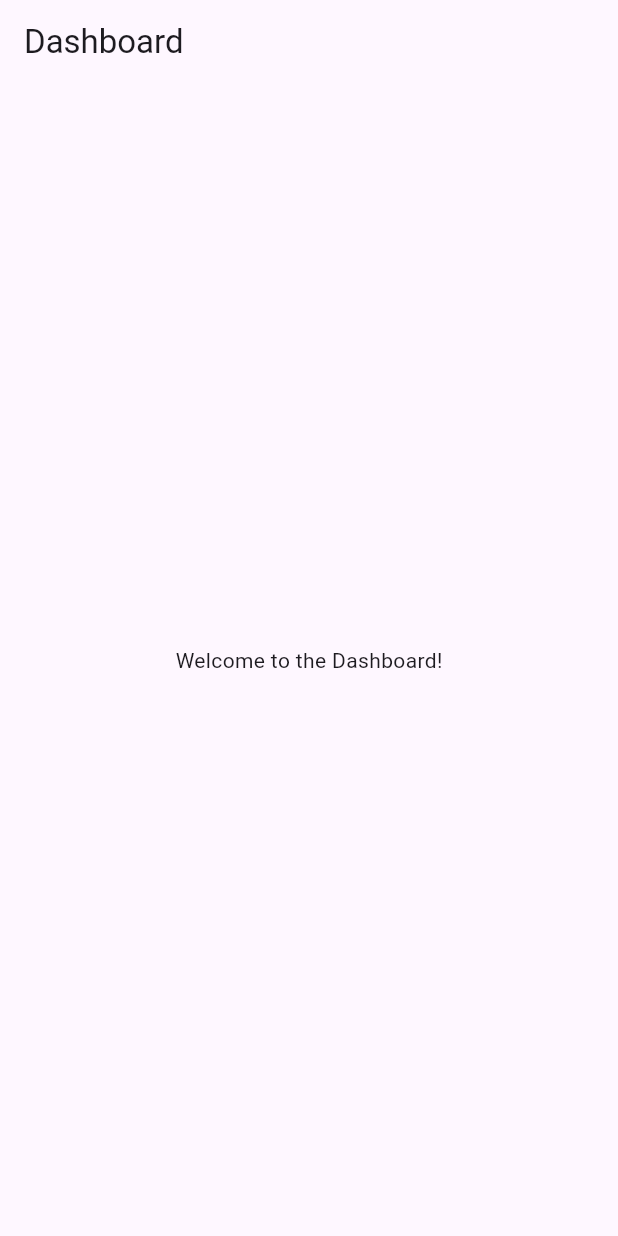
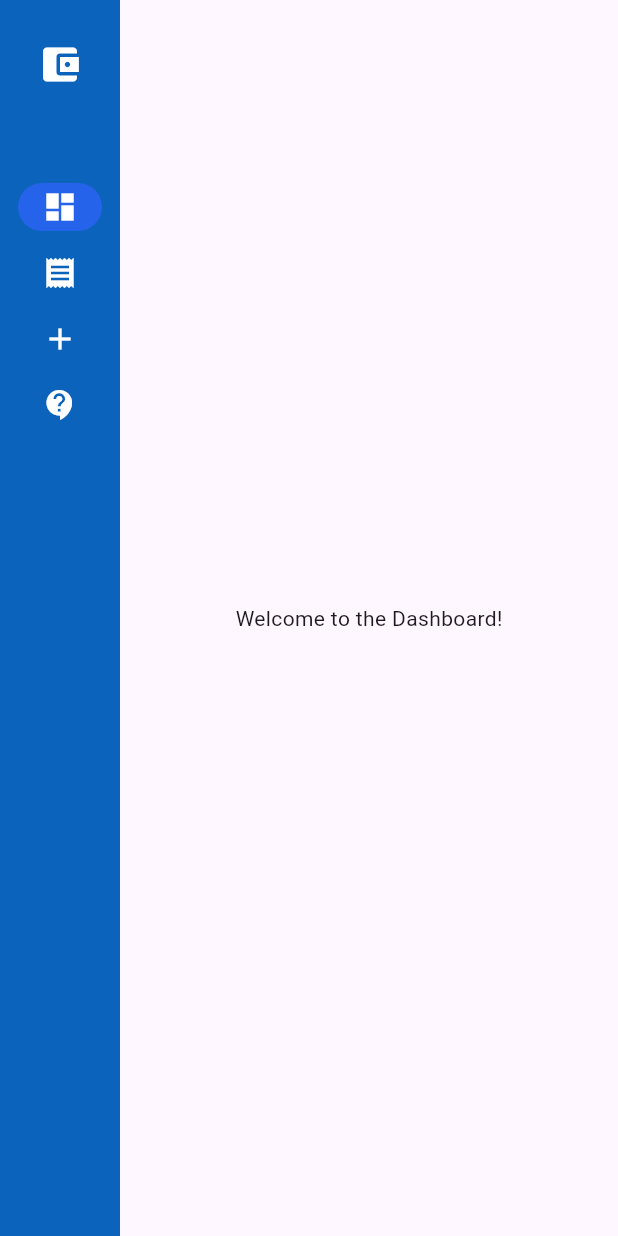
Before and after one commit to dejiobasan/personal_finance_tracker, a Flutter app: the DashboardScreen screen opened directly, on a phone screen of 412 x 824 dp. Run offline on Flutter 3.47's test engine with Material 3 defaults, Android fonts, the phone set to English and light mode, and no system bars; our stand-ins replace cloud_firestore, firebase_auth, firebase_core, fluttertoast; accounts and stored records are empty; generated files the repository leaves out were written again.

Commit message:
Implement dashboard navigation with NavigationRail and add pages for transactions and admin contact

```diff
--- /dev/null
+++ b/lib/pages/add_transactions_page.dart
@@ -0,0 +1,10 @@
+import 'package:flutter/material.dart';
+
+class AddTransactionsPage extends StatelessWidget {
+  const AddTransactionsPage({Key? key}) : super(key: key);
+
+  @override
+  Widget build(BuildContext context) {
+    return Scaffold(body: const Center(child: Text('Add Transactions Page')));
+  }
+}
--- /dev/null
+++ b/lib/pages/contact_admin_page.dart
@@ -0,0 +1,12 @@
+import 'package:flutter/material.dart';
+
+class ContactAdminPage extends StatelessWidget {
+  const ContactAdminPage({Key? key}) : super(key: key);
+
+  @override
+  Widget build(BuildContext context) {
+    return Scaffold(
+      body: const Center(child: Text('This is the Contact Admin Page')),
+    );
+  }
+}
--- /dev/null
+++ b/lib/pages/dashboard_page.dart
@@ -0,0 +1,12 @@
+import 'package:flutter/material.dart';
+
+class DashboardPage extends StatelessWidget {
+  const DashboardPage({Key? key}) : super(key: key);
+
+  @override
+  Widget build(BuildContext context) {
+    return Scaffold(
+      body: const Center(child: Text('Welcome to the Dashboard!')),
+    );
+  }
+}
--- /dev/null
+++ b/lib/pages/your_transactions_page.dart
@@ -0,0 +1,12 @@
+import 'package:flutter/material.dart';
+
+class YourTransactionsPage extends StatelessWidget {
+  const YourTransactionsPage({Key? key}) : super(key: key);
+
+  @override
+  Widget build(BuildContext context) {
+    return Scaffold(
+      body: const Center(child: Text('This is the Your Transactions Page')),
+    );
+  }
+}
--- a/lib/screens/dashboard_screen.dart
+++ b/lib/screens/dashboard_screen.dart
@@ -1,22 +1,125 @@
 import 'package:flutter/material.dart';
+import 'package:personal_finance_tracker/pages/dashboard_page.dart';
+import 'package:personal_finance_tracker/pages/your_transactions_page.dart';
+import 'package:personal_finance_tracker/pages/contact_admin_page.dart';
+import 'package:personal_finance_tracker/pages/add_transactions_page.dart';
 
 class DashboardScreen extends StatefulWidget {
   const DashboardScreen({Key? key}) : super(key: key);
+  static const Color customButtonColor = Color(0xff2563eb);
 
   @override
   _DashboardScreenState createState() => _DashboardScreenState();
 }
 
 class _DashboardScreenState extends State<DashboardScreen> {
+  var selectedIndex = 0;
   @override
   Widget build(BuildContext context) {
-    return Scaffold(
-      appBar: AppBar(
-        title: const Text('Dashboard'),
-      ),
-      body: const Center(
-        child: Text('Welcome to the Dashboard!'),
-      ),
+    Widget page;
+    switch (selectedIndex) {
+      case 0:
+        page = const DashboardPage();
+        break;
+      case 1:
+        page = const YourTransactionsPage();
+        break;
+      case 2:
+        page = const AddTransactionsPage();
+        break;
+      case 3:
+        page = const ContactAdminPage();
+        break;
+      default:
+        page = const DashboardPage();
+    }
+
+    return LayoutBuilder(
+      builder: (context, constraints) {
+        return Scaffold(
+          body: Row(
+            children: [
+              SafeArea(
+                child: NavigationRail(
+                  backgroundColor: const Color.fromARGB(255, 11, 99, 188),
+                  indicatorColor: DashboardScreen.customButtonColor,
+                  extended: constraints.maxWidth >= 600,
+                  leading: Column(
+                    crossAxisAlignment: CrossAxisAlignment.start,
+                    children: [
+                      const SizedBox(height: 20),
+                      const Icon(
+                        Icons.account_balance_wallet,
+                        color: Colors.white,
+                        size: 30,
+                      ),
+                      const SizedBox(height: 50),
+                    ],
+                  ),
+                  destinations: const [
+                    NavigationRailDestination(
+                      icon: Icon(Icons.dashboard, color: Colors.white),
+                      label: Text(
+                        'Dashboard',
+                        style: TextStyle(
+                          color: Colors.white,
+                          fontSize: 15,
+                          fontWeight: FontWeight.bold,
+                        ),
+                      ),
+                    ),
+                    NavigationRailDestination(
+                      icon: Icon(Icons.receipt, color: Colors.white),
+                      label: Text(
+                        'Your Transactions',
+                        style: TextStyle(
+                          color: Colors.white,
+                          fontSize: 15,
+                          fontWeight: FontWeight.bold,
+                        ),
+                      ),
+                    ),
+                    NavigationRailDestination(
+                      icon: Icon(Icons.add, color: Colors.white),
+                      label: Text(
+                        'Add Transactions',
+                        style: TextStyle(
+                          color: Colors.white,
+                          fontSize: 15,
+                          fontWeight: FontWeight.bold,
+                        ),
+                      ),
+                    ),
+                    NavigationRailDestination(
+                      icon: Icon(Icons.contact_support, color: Colors.white),
+                      label: Text(
+                        'Contact Admin',
+                        style: TextStyle(
+                          color: Colors.white,
+                          fontSize: 15,
+                          fontWeight: FontWeight.bold,
+                        ),
+                      ),
+                    ),
+                  ],
+                  selectedIndex: selectedIndex,
+                  onDestinationSelected: (value) {
+                    setState(() {
+                      selectedIndex = value;
+                    });
+                  },
+                ),
+              ),
+              Expanded(
+                child: Container(
+                  color: const Color.fromARGB(255, 11, 99, 188),
+                  child: page,
+                ),
+              ),
+            ],
+          ),
+        );
+      },
     );
   }
 }
--- a/lib/screens/login_screen.dart
+++ b/lib/screens/login_screen.dart
@@ -37,7 +37,6 @@ class _LoginScreenState extends State<LoginScreen> {
         User? user = userCredential.user;
         if (user != null) {
           if (user.emailVerified) {
-            // Email is verified, navigate to the home screen
             Fluttertoast.showToast(
               msg: "Login successful!",
               toastLength: Toast.LENGTH_SHORT,
@@ -52,7 +51,6 @@ class _LoginScreenState extends State<LoginScreen> {
               MaterialPageRoute(builder: (context) => const DashboardScreen()),
             );
           } else {
-            // Email is not verified, show an error message
             setState(() {
               _errorMessage =
                   'Please verify your email address before logging in.';
```
